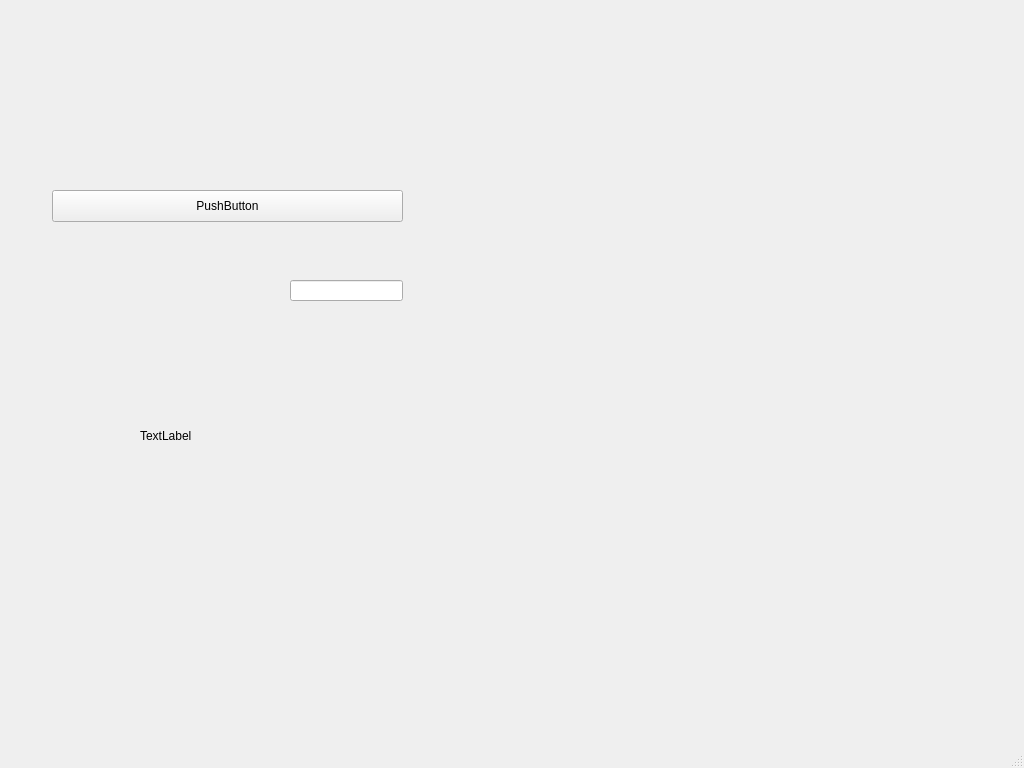
Qt form mainwindow.ui (yilinfang/SubwaySystem) before a commit.
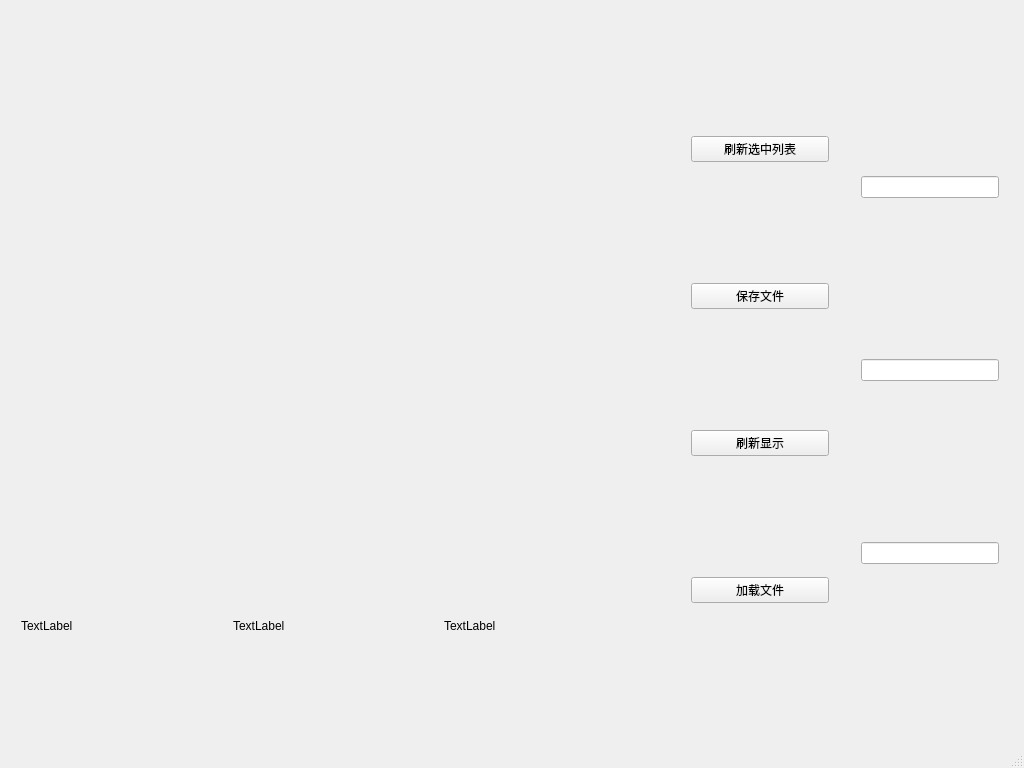
The same form after that commit.

```diff
--- a/mainwindow.ui
+++ b/mainwindow.ui
@@ -20,41 +20,99 @@
    <string>MainWindow</string>
   </property>
   <widget class="QWidget" name="centralWidget">
-   <widget class="QPushButton" name="pushButton">
+   <widget class="QWidget" name="horizontalLayoutWidget">
     <property name="geometry">
      <rect>
-      <x>52</x>
-      <y>190</y>
-      <width>351</width>
-      <height>32</height>
+      <x>10</x>
+      <y>520</y>
+      <width>651</width>
+      <height>211</height>
      </rect>
     </property>
-    <property name="text">
-     <string>PushButton</string>
-    </property>
+    <layout class="QHBoxLayout" name="horizontalLayout">
+     <item>
+      <widget class="QLabel" name="displayLabel1">
+       <property name="text">
+        <string>TextLabel</string>
+       </property>
+      </widget>
+     </item>
+     <item>
+      <widget class="QLabel" name="displayLabel2">
+       <property name="text">
+        <string>TextLabel</string>
+       </property>
+      </widget>
+     </item>
+     <item>
+      <widget class="QLabel" name="displayLabel3">
+       <property name="text">
+        <string>TextLabel</string>
+       </property>
+      </widget>
+     </item>
+    </layout>
    </widget>
-   <widget class="QLineEdit" name="lineEdit">
+   <widget class="QWidget" name="verticalLayoutWidget">
     <property name="geometry">
      <rect>
-      <x>290</x>
-      <y>280</y>
-      <width>113</width>
-      <height>21</height>
+      <x>680</x>
+      <y>10</y>
+      <width>160</width>
+      <height>721</height>
      </rect>
     </property>
+    <layout class="QVBoxLayout" name="verticalLayout">
+     <item>
+      <widget class="QPushButton" name="pushButton">
+       <property name="text">
+        <string>刷新选中列表</string>
+       </property>
+      </widget>
+     </item>
+     <item>
+      <widget class="QPushButton" name="saveFile">
+       <property name="text">
+        <string>保存文件</string>
+       </property>
+      </widget>
+     </item>
+     <item>
+      <widget class="QPushButton" name="updateDisplay">
+       <property name="text">
+        <string>刷新显示</string>
+       </property>
+      </widget>
+     </item>
+     <item>
+      <widget class="QPushButton" name="loadFile">
+       <property name="text">
+        <string>加载文件</string>
+       </property>
+      </widget>
+     </item>
+    </layout>
    </widget>
-   <widget class="QLabel" name="displayLabel">
+   <widget class="QWidget" name="verticalLayoutWidget_2">
     <property name="geometry">
      <rect>
-      <x>140</x>
-      <y>350</y>
-      <width>261</width>
-      <height>171</height>
+      <x>850</x>
+      <y>10</y>
+      <width>160</width>
+      <height>721</height>
      </rect>
     </property>
-    <property name="text">
-     <string>TextLabel</string>
-    </property>
+    <layout class="QVBoxLayout" name="verticalLayout_2">
+     <item>
+      <widget class="QLineEdit" name="inputLine1"/>
+     </item>
+     <item>
+      <widget class="QLineEdit" name="inputLine2"/>
+     </item>
+     <item>
+      <widget class="QLineEdit" name="inputLine3"/>
+     </item>
+    </layout>
    </widget>
   </widget>
   <widget class="QStatusBar" name="statusBar"/>
```
